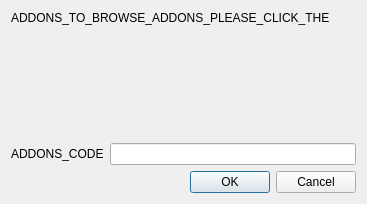
Before: the Qt Designer form qt/aqt/forms/getaddons.ui in ankitects/anki, drawn with Qt 5.
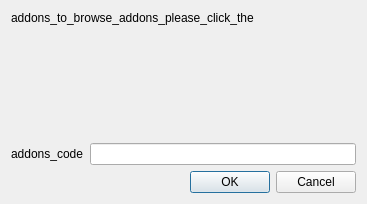
After: the same form once the commit is applied.

Patch:
```diff
--- a/qt/aqt/forms/getaddons.ui
+++ b/qt/aqt/forms/getaddons.ui
@@ -17,7 +17,7 @@
    <item>
     <widget class="QLabel" name="label">
      <property name="text">
-      <string>ADDONS_TO_BROWSE_ADDONS_PLEASE_CLICK_THE</string>
+      <string>addons_to_browse_addons_please_click_the</string>
      </property>
      <property name="wordWrap">
       <bool>true</bool>
@@ -42,7 +42,7 @@
      <item>
       <widget class="QLabel" name="label_2">
        <property name="text">
-        <string>ADDONS_CODE</string>
+        <string>addons_code</string>
        </property>
       </widget>
      </item>
```
Left out of the diff: 2 changed lines with no effect on the pictures.
